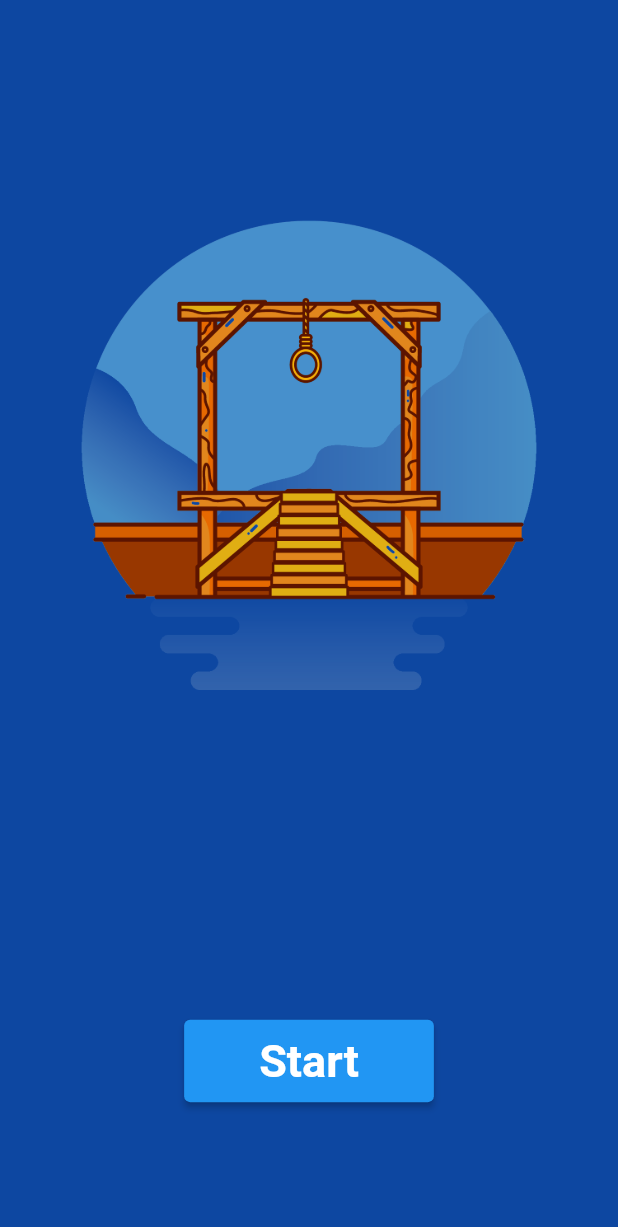
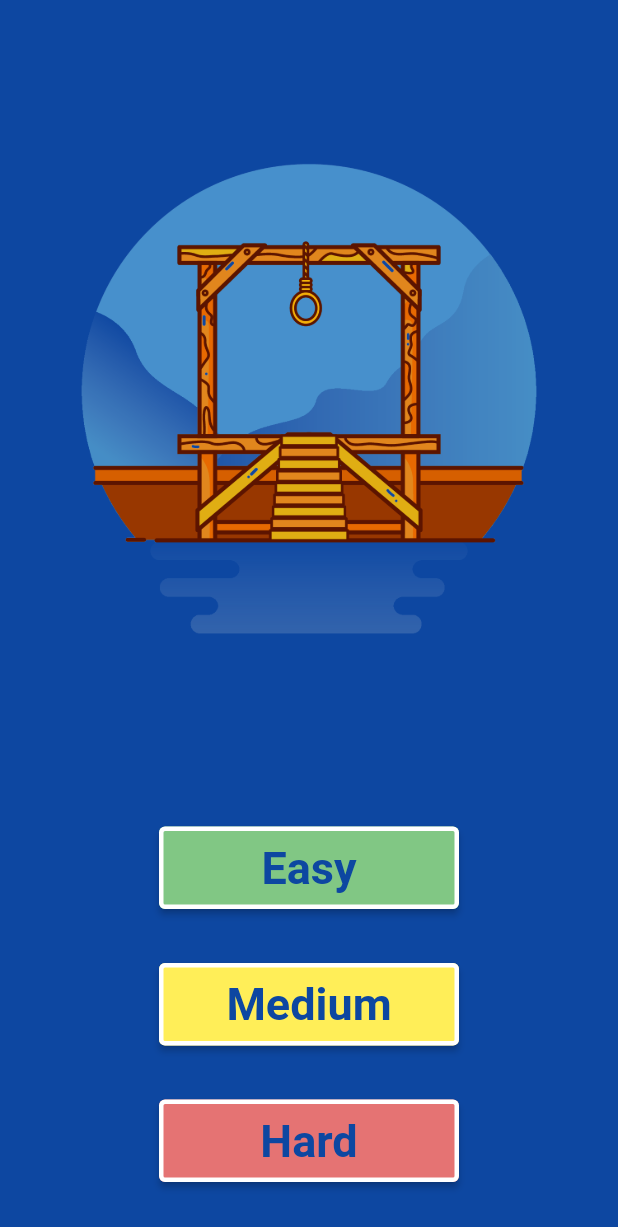
Before and after one commit to floKianB/hangman, a Flutter app: the screen it shows after launch, on a phone screen of 412 x 824 dp. Shown: the top 1227 px of the screen. Run offline on Flutter 3.47's test engine with Material 2 defaults, Android fonts, the phone set to English and light mode, and no system bars.

```diff
--- a/lib/start.dart
+++ b/lib/start.dart
@@ -13,15 +13,28 @@ class Start extends StatelessWidget {
             child: Column(
               mainAxisAlignment: MainAxisAlignment.spaceAround,
               children: [
-                Image(
+                Expanded(
+                  flex: 5,
+                  child: Image(
                     fit: BoxFit.contain,
                     image: AssetImage(
                       "images/mainIcon.png",
                       ),
                     ),
+                ),
+
+
+                Expanded(
+                  flex: 3,
+                  child: Column(
+                    mainAxisAlignment: MainAxisAlignment.spaceEvenly,
+                    children: [
                       ElevatedButton(
                     style: ElevatedButton.styleFrom(
-                    padding: EdgeInsets.symmetric(horizontal: 50, vertical: 10)
+                      padding: EdgeInsets.symmetric(horizontal: 0, vertical: 10),
+                      minimumSize: Size(200, 30),
+                      primary: Colors.green[300],
+                      side: BorderSide(width: 3, color: Colors.white),
                     ),
                     onPressed: (){
                       Navigator.push(
@@ -30,18 +43,70 @@ class Start extends StatelessWidget {
                       );
                     },
                     child: Text(
-                    "Start",
+                      "Easy",
                       style: TextStyle(
                         fontSize: 30,
-                      color: Colors.white,
+                        color: Colors.blue[900],
                         fontWeight: FontWeight.w600
                       ),
                       ),
                   ),
+
+                  ElevatedButton(
+                    style: ElevatedButton.styleFrom(
+                      padding: EdgeInsets.symmetric(horizontal: 0, vertical: 10),
+                      minimumSize: Size(200, 30),
+                      primary: Colors.yellow[400],
+                      side: BorderSide(width: 3, color: Colors.white),
+                    ),
+                    onPressed: (){
+                      Navigator.push(
+                        context,
+                        MaterialPageRoute(builder: (context) => Game() )
+                      );
+                    },
+                    child: Text(
+                      "Medium",
+                      style: TextStyle(
+                        fontSize: 30,
+                        color: Colors.blue[900],
+                        fontWeight: FontWeight.w600
+                      ),
+                      ),
+                  ),
+
+                  ElevatedButton(
+                    style: ElevatedButton.styleFrom(
+                      padding: EdgeInsets.symmetric(horizontal: 0, vertical: 10),
+                      minimumSize: Size(200, 30),
+                      primary: Colors.red[300],
+                      side: BorderSide(width: 3, color: Colors.white),
+                    ),
+                    onPressed: (){
+                      Navigator.push(
+                        context,
+                        MaterialPageRoute(builder: (context) => Game() )
+                      );
+                    },
+                    child: Text(
+                      "Hard",
+                      style: TextStyle(
+                        fontSize: 30,
+                        color: Colors.blue[900],
+                        fontWeight: FontWeight.w600
+                      ),
+                      ),
+                  ),
+                    ]
+                  ),
+                ),
+
               ],
             ),
           ),
         ),
       );
   }
+
+
 }
```
Also changed, not shown: lib/game.dart (+67 -12 lines). Lines whose indentation alone changed are shown as unchanged.
